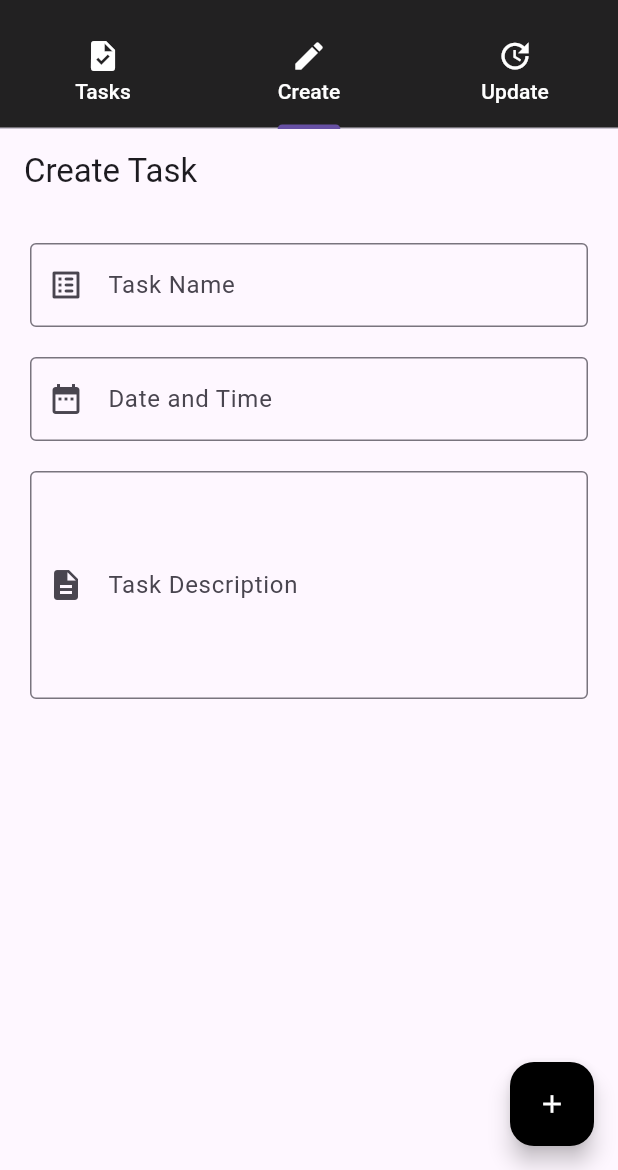
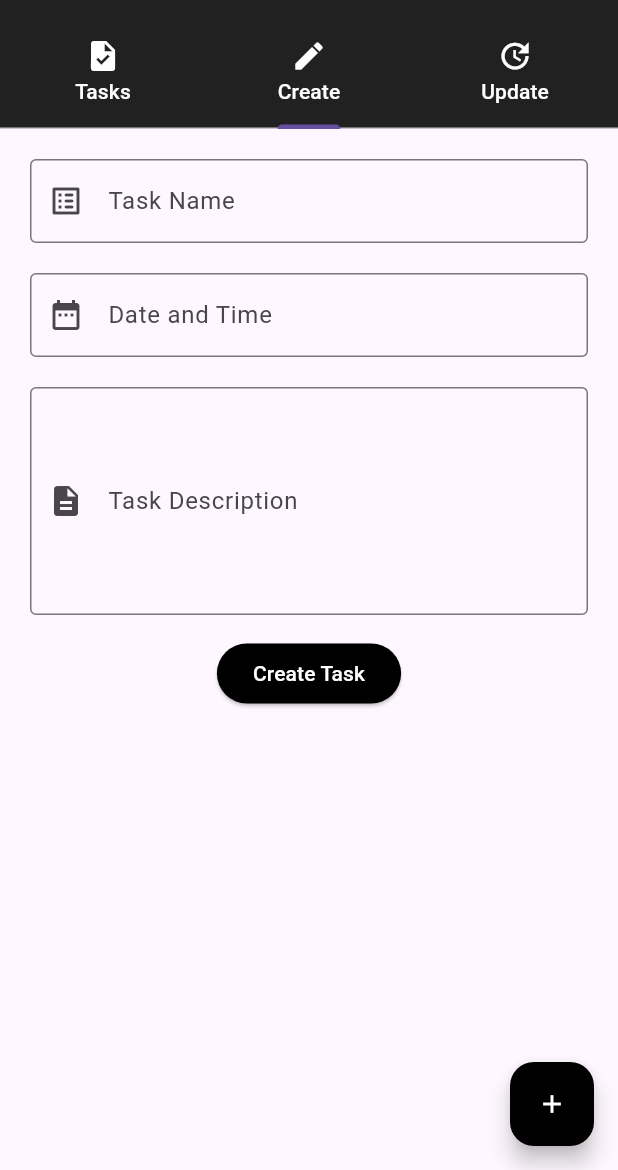
Before and after one commit to PsdeveloperFlutter/lufickapp, a Flutter app: the Mainscreen screen opened directly, tab 2 chosen, on a phone screen of 412 x 824 dp, the part 66-1236 px from its top. Run offline on Flutter 3.47's test engine with Material 3 defaults, Android fonts, the light colour scheme and no system bars; our stand-ins replace get; Roboto replaces fonts that are missing (Itim).

Commit message:
Hii It is My Flutter Internship work

```diff
--- a/lib/Todo_Application/screen/Creation_of_task.dart
+++ b/lib/Todo_Application/screen/Creation_of_task.dart
@@ -14,9 +14,6 @@ class create extends StatelessWidget {
   @override
   Widget build(BuildContext context) {
     return Scaffold(
-      appBar: AppBar(
-        title: Text('Create Task'),
-      ),
       body: Padding(
         padding: const EdgeInsets.all(20.0),
         child: SingleChildScrollView(
@@ -62,12 +59,22 @@ class create extends StatelessWidget {
                 controller: taskDescriptionController,
                 decoration: InputDecoration(
                   hintText: "More details about the task",
-                  hintStyle: TextStyle(color: Colors.grey),
+                    hintStyle: TextStyle(color: Colors.grey),
                   prefixIcon: Icon(Icons.description),
                   labelText: 'Task Description',
                   border: OutlineInputBorder(),
                 ),
                 maxLines: 5,
+              ),
+              const SizedBox(height: 15,),
+              ElevatedButton(
+                style: ElevatedButton.styleFrom(backgroundColor: Colors.black),
+                onPressed: () {
+                  // Handle task creation logic here
+
+
+                },
+                child: Text('Create Task',style: TextStyle(color: Colors.white),),
               ),
             ],
           ),
--- a/lib/Todo_Application/screen/Screen of Operation_update.dart
+++ b/lib/Todo_Application/screen/Screen of Operation_update.dart
@@ -28,7 +28,7 @@ Widget Mainpart() {
             controller: taskDescriptionController,
             maxLines: 5,
             decoration: const InputDecoration(
-              suffixIcon: Icon(Icons.description),
+              prefixIcon: Icon(Icons.description),
               border: OutlineInputBorder(),
               labelText: 'Task Description',
               hintText: 'More details about the task',
```
